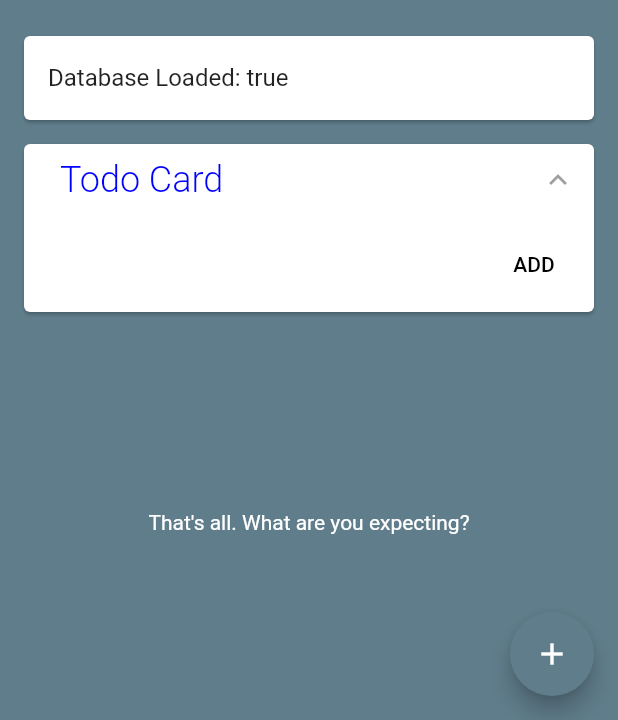
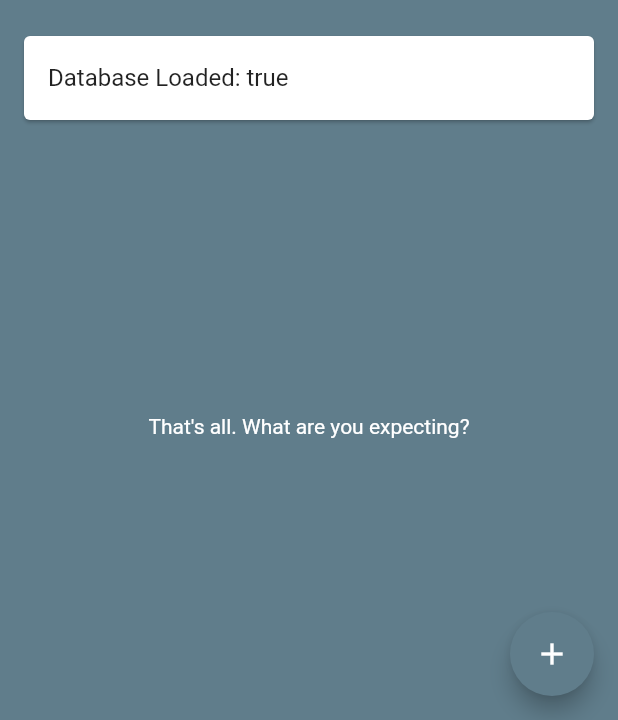
Before and after one commit to lynzrand/issual, a Flutter app: the screen it shows after launch, on a phone screen of 412 x 824 dp, the part 516-1236 px from its top. Run offline on Flutter 3.47's test engine with Material 2 defaults, Android fonts, the phone set to English and light mode, and no system bars; our stand-ins replace sqflite; missing offline and left inert: ulid; accounts and stored records are empty.

Commit message:
ADD todo categorizing

```diff
--- a/lib/filerw.dart
+++ b/lib/filerw.dart
@@ -25,6 +25,9 @@ class Todo {
   /// Deadline of the todo.
   DateTime ddl;
 
+  /// Group / Category
+  String category;
+
   /// Tags
   List<String> tags;
 
@@ -39,6 +42,7 @@ class Todo {
     this.title = rawTodo['title'];
     this.state = rawTodo['state'];
     this.desc = rawTodo['desc'];
+    this.category = rawTodo['category'];
     debugPrint('[Todo] Creating new Todo $id out of ${rawTodo.toString()}');
   }
 
@@ -52,23 +56,16 @@ class Todo {
     map['title'] = this.title;
     map['desc'] = this.desc;
     map['ddl'] = this.ddl;
-    map['state'] = this.state.toString();
+    map['category'] = this.category;
+    map['state'] = this.state;
     // debugPrint('ToMap called on Todo $id');
     return map;
   }
 }
 
 class Filerw {
-  Filerw({bool debug = false}) {
-    if (debug)
-      this._debug = true;
-    else
-      this._debug = false;
-  }
-
   String _path;
   Database _db;
-  bool _debug;
   bool _initialized = false;
 
   final String todolistTableName = 'Todolist';
@@ -91,12 +88,17 @@ class Filerw {
     if (deleteCurrentDatabase) deleteDatabase(this._path);
     debugPrint('$_filerwLogPrefix Database path: ${this._path}');
 
-    this._db = await openDatabase(this._path, version: 1, onCreate: (Database db, int v) async {
+    this._db = await openDatabase(this._path, version: 2, onCreate: (Database db, int v) async {
       debugPrint('$_filerwLogPrefix Created a database at ${this._path}');
       await db.transaction((txn) async {
         await txn.execute(
             'CREATE TABLE $todolistTableName ( id TEXT PRIMARY KEY, title TEXT, state TEXT, desc TEXT, ddl INTEGER, tags TEXT )');
       });
+    }, onUpgrade: (Database db, int oldv, int newv) async {
+      if (oldv == 1 && newv == 2) {
+        await db.execute('ALTER TABLE $todolistTableName ADD COLUMN category TEXT');
+        await db.update(todolistTableName, {'category': 'todo'}, where: 'category IS NULL');
+      }
     });
     debugPrint('$_filerwLogPrefix FileRW initialized at ${this._path}.');
 
@@ -106,7 +108,7 @@ class Filerw {
   }
 
   /// Get Todos within 3 monts OR is active
-  Future<List<Todo>> getRecentTodos() async {
+  Future<Map<String, List<Todo>>> getRecentTodos() async {
     // Check initialization status
     if (!this._initialized) this._askForInitialization();
     debugPrint('$_filerwLogPrefix Getting Recent Todos');
@@ -117,12 +119,14 @@ class Filerw {
     List<Map<String, dynamic>> rawTodos = await this._db.query(todolistTableName,
         where: '"id" > ? OR "state" == ? OR "state" == ?',
         whereArgs: [startID, 'active', 'pending'],
-        // columns: ['id', 'title', 'state', 'ddl', 'tags'],
-        limit: 90);
+        columns: ['id', 'title', 'state', 'ddl', 'tags', 'category'],
+        limit: 90,
+        orderBy: 'id DESC');
     // List<Todo> todos = rawTodos.map<Todo>((rawTodo) => new Todo(rawTodo: rawTodo));
-    List<Todo> todos = [];
+    Map<String, List<Todo>> todos = {};
     for (Map<String, dynamic> todo in rawTodos) {
-      todos.add(new Todo(rawTodo: todo));
+      if (todos[todo['category'].toString()] == null) todos[todo['category']] = [];
+      todos[todo['category']].add(new Todo(rawTodo: todo));
     }
     return todos;
   }
--- a/lib/main.dart
+++ b/lib/main.dart
@@ -42,7 +42,7 @@ class _MyHomePageState extends State<MyHomePage> {
     this._rw.init().then(this.init);
   }
   void init(_) {
-    _rw.getRecentTodos().then((List<Todo> todosGot) {
+    _rw.getRecentTodos().then((Map<String, List<Todo>> todosGot) {
       setState(() {
         this._rwInitialized = true;
         this.displayedTodos = todosGot;
@@ -55,7 +55,7 @@ class _MyHomePageState extends State<MyHomePage> {
   bool foundEasterEgg = false;
   Filerw _rw;
   bool _rwInitialized = false;
-  List<Todo> displayedTodos = [];
+  Map<String, List<Todo>> displayedTodos = {};
 
   /// Handles ALL notifications bubbling up the app.
   /// TODO: Intercept some notifications midway if needed.
@@ -128,7 +128,8 @@ class _MyHomePageState extends State<MyHomePage> {
         /// ADD: add Todo in t.data to database
         case 'add':
           this.setState(() {
-            this.displayedTodos.add(t.data as Todo);
+            this.displayedTodos[t.data.category] ??= [];
+            this.displayedTodos[t.data.category].add(t.data as Todo);
           });
           _rw.postTodo(todo: t.data as Todo);
           break;
@@ -147,8 +148,8 @@ class _MyHomePageState extends State<MyHomePage> {
   Widget _buildTodoCard(BuildContext ctx, int index) {
     // TODO: show categorized todo cards
     return new TodoCard(
-      title: 'Todo Card',
-      todos: displayedTodos,
+      title: displayedTodos.keys.elementAt(index),
+      todos: displayedTodos[displayedTodos.keys.elementAt(index)],
     );
   }
 
@@ -176,7 +177,8 @@ class _MyHomePageState extends State<MyHomePage> {
               ),
             ),
             new SliverList(
-              delegate: new SliverChildBuilderDelegate(this._buildTodoCard, childCount: 1),
+              delegate: new SliverChildBuilderDelegate(this._buildTodoCard,
+                  childCount: displayedTodos.keys.length),
             ),
             new SliverFillRemaining(
               child: new Container(
@@ -390,6 +392,7 @@ class IssualFAB extends StatelessWidget {
     return new FloatingActionButton(
       child: new Icon(Icons.add),
       onPressed: () {
+        // TODO: implement REAL adding
         Scaffold.of(context).showSnackBar(
           SnackBar(
             // content: new Text('Filerw.AddTodo() not implemented'),
@@ -404,6 +407,7 @@ class IssualFAB extends StatelessWidget {
               rawTodo: {
                 'title': 'Test Todo',
                 'desc': 'DESC',
+                'category': ['todo', 'otherCategory', 'otherCategory2'][Random().nextInt(3)]
               },
             )).dispatch(context);
       },
--- a/lib/notifications.dart
+++ b/lib/notifications.dart
@@ -5,4 +5,8 @@ class TodoStateChangeNotification extends Notification {
   final String id;
   final String stateChange;
   final dynamic data;
+
+  String toString() {
+    return 'TodoStateChangeNotification(id: $id, stateChange: $stateChange, data: ${data.toString()})';
+  }
 }
```
